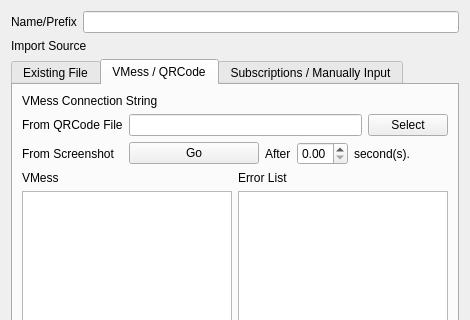
This is src/ui/w_ImportConfig.ui in darsvador/qvssr as Qt 5 draws it before an edit; both pictures show x 0 to 470 and y 0 to 320 of the 470 by 460 pixel window. The edited form follows.
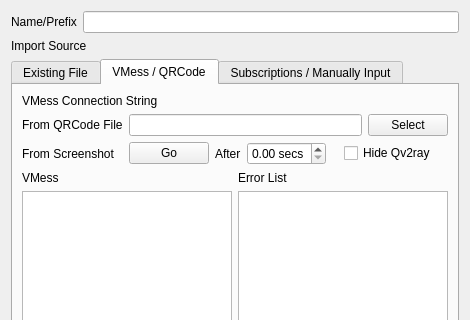
This is the edited form. The open tabs and pages were chosen to show the change.

Diff of the .ui file:
```diff
--- a/src/ui/w_ImportConfig.ui
+++ b/src/ui/w_ImportConfig.ui
@@ -171,12 +171,6 @@
                <verstretch>0</verstretch>
               </sizepolicy>
              </property>
-             <property name="minimumSize">
-              <size>
-               <width>130</width>
-               <height>0</height>
-              </size>
-             </property>
              <property name="text">
               <string>Go</string>
              </property>
@@ -191,6 +185,9 @@
            </item>
            <item>
             <widget class="QDoubleSpinBox" name="doubleSpinBox">
+             <property name="suffix">
+              <string> secs</string>
+             </property>
              <property name="maximum">
               <double>5.000000000000000</double>
              </property>
@@ -203,9 +200,22 @@
             </widget>
            </item>
            <item>
-            <widget class="QLabel" name="label_9">
+            <spacer name="horizontalSpacer_3">
+             <property name="orientation">
+              <enum>Qt::Horizontal</enum>
+             </property>
+             <property name="sizeHint" stdset="0">
+              <size>
+               <width>40</width>
+               <height>20</height>
+              </size>
+             </property>
+            </spacer>
+           </item>
+           <item>
+            <widget class="QCheckBox" name="hideQv2rayCB">
              <property name="text">
-              <string>second(s).</string>
+              <string>Hide Qv2ray</string>
              </property>
             </widget>
            </item>
```
Left out of the diff: 2 changed lines with no effect on the pictures.
